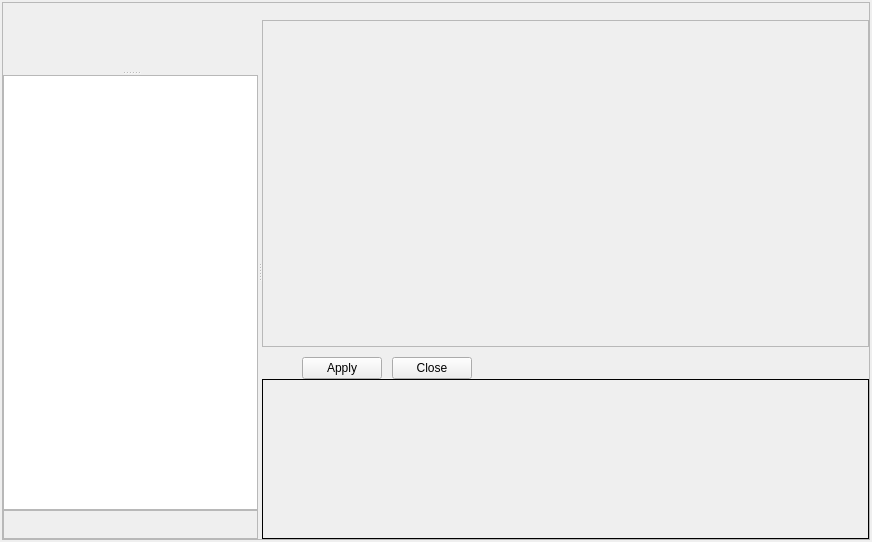
First picture: the form in src/gui/projectpanel_q.ui, repository fwbuilder/fwbuilder, before the edit.
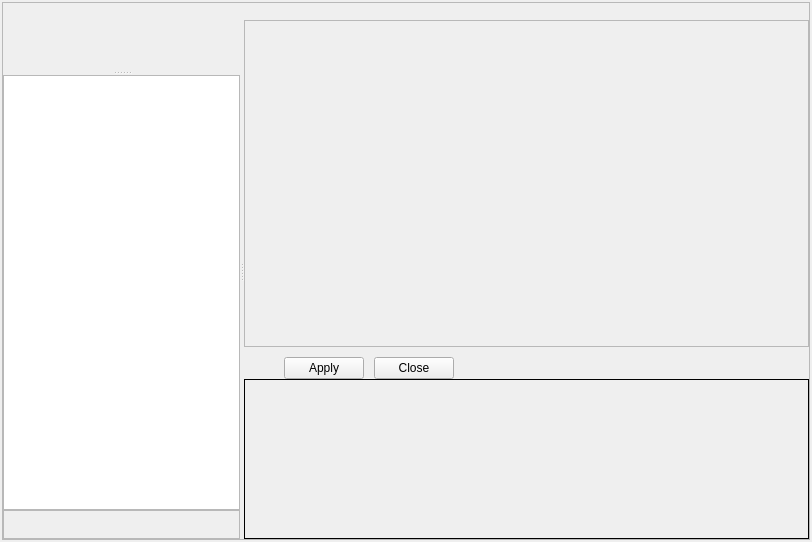
Second picture: the form after the edit. Icons and pictures are not drawn. Custom widgets are drawn as their Qt base class.

Diff of the .ui file:
```diff
--- a/src/gui/projectpanel_q.ui
+++ b/src/gui/projectpanel_q.ui
@@ -5,7 +5,7 @@
    <rect>
     <x>0</x>
     <y>0</y>
-    <width>802</width>
+    <width>812</width>
     <height>542</height>
    </rect>
   </property>
@@ -34,7 +34,7 @@
    <item row="0" column="0" >
     <widget class="QFrame" name="frame1" >
      <property name="sizePolicy" >
-      <sizepolicy vsizetype="Preferred" hsizetype="MinimumExpanding" >
+      <sizepolicy vsizetype="Preferred" hsizetype="Preferred" >
        <horstretch>0</horstretch>
        <verstretch>0</verstretch>
       </sizepolicy>
@@ -305,7 +305,7 @@
           <item row="3" column="0" >
            <widget class="QFrame" name="auxiliaryPanel" >
             <property name="sizePolicy" >
-             <sizepolicy vsizetype="MinimumExpanding" hsizetype="Preferred" >
+             <sizepolicy vsizetype="Minimum" hsizetype="Minimum" >
               <horstretch>0</horstretch>
               <verstretch>0</verstretch>
              </sizepolicy>
```
